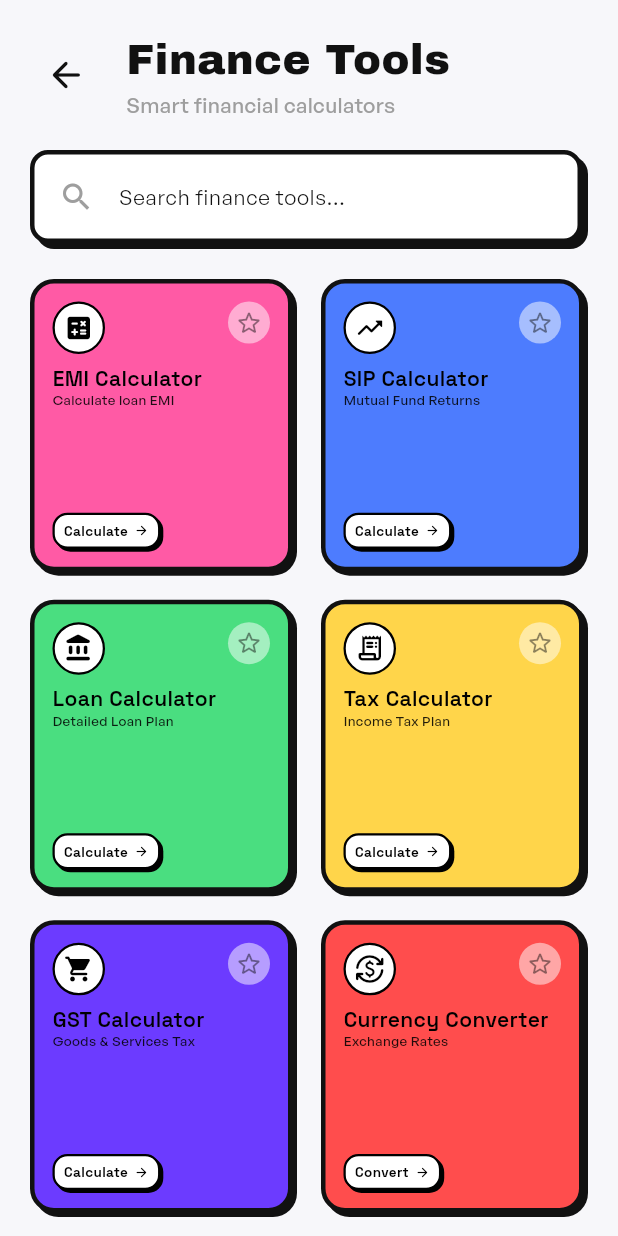
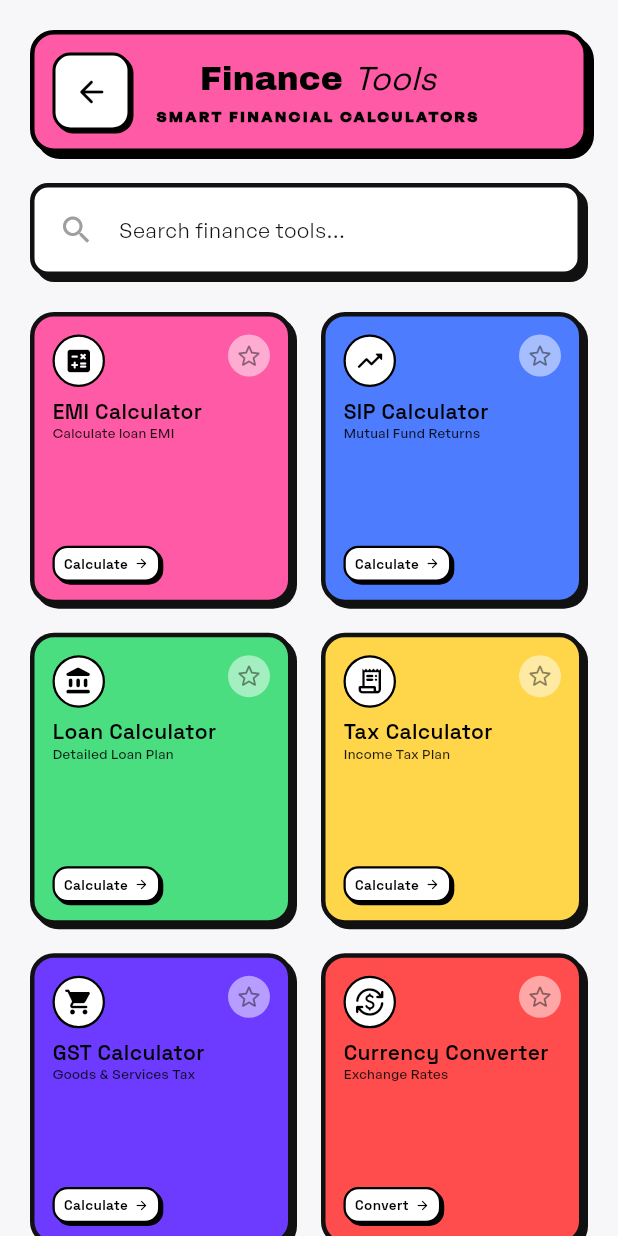
Before and after one commit to naiyo-24/Toolhub_Naiyo, a Flutter app: the FinanceToolsScreen screen opened by its route, on a phone screen of 412 x 824 dp. Run offline on Flutter 3.47's test engine with Material 3 defaults, Android fonts, the phone set to English and light mode, and no system bars; our stand-ins replace audioplayers, barcode_widget, cross_file, dio, file_picker, flutter_colorpicker and 17 more; missing offline and left inert: disk_space_2, flutter_ringtone_player, gal, mobile_scanner, record; accounts and stored records are empty.

Commit message:
Unify tools screen headers with styled container
Replace simple Row headers with a unified, styled Container for tools screens. Updated lib/features/tools/file_sharing/presentation/screens/file_sharing_screen.dart and lib/features/tools/finance/presentation/screens/finance_tools_screen.dart to use a padded, primaryPink container with rounded corners, bold black border and shadow. Added inner white rounded back-button container, centered RichText title (hero + logo styles) and an uppercase subtitle for visual parity between screens and improved spacing/alignment.

```diff
--- a/lib/features/tools/finance/presentation/screens/finance_tools_screen.dart
+++ b/lib/features/tools/finance/presentation/screens/finance_tools_screen.dart
@@ -173,25 +173,75 @@ class _FinanceToolsScreenState extends State<FinanceToolsScreen> {
   Widget _buildHeader(BuildContext context) {
     return Padding(
       padding: const EdgeInsets.all(20),
+      child: Container(
+        padding: const EdgeInsets.symmetric(horizontal: 12, vertical: 12),
+        decoration: BoxDecoration(
+          color: AppColors.primaryPink,
+          borderRadius: BorderRadius.circular(16),
+          border: Border.all(color: Colors.black, width: 3),
+          boxShadow: const [
+            BoxShadow(
+              color: Colors.black,
+              offset: Offset(4, 4),
+            ),
+          ],
+        ),
         child: Row(
           children: [
-          IconButton(
-            icon: const Icon(Icons.arrow_back_rounded, size: 28),
+            Container(
+              decoration: BoxDecoration(
+                color: Colors.white,
+                borderRadius: BorderRadius.circular(12),
+                border: Border.all(color: Colors.black, width: 2),
+                boxShadow: const [
+                  BoxShadow(
+                    color: Colors.black,
+                    offset: Offset(2, 2),
+                  ),
+                ],
+              ),
+              child: IconButton(
+                icon: const Icon(Icons.arrow_back_rounded, color: Colors.black),
                 onPressed: () => context.pop(),
-            padding: EdgeInsets.zero,
-            constraints: const BoxConstraints(),
               ),
-          const SizedBox(width: 16),
+            ),
+            const SizedBox(width: 8),
             Expanded(
               child: Column(
-              crossAxisAlignment: CrossAxisAlignment.start,
+                crossAxisAlignment: CrossAxisAlignment.center,
                 children: [
-                Text('Finance Tools', style: AppTextStyles.heroTitle.copyWith(fontSize: 28)),
-                const Text('Smart financial calculators', style: TextStyle(color: Colors.grey, fontSize: 14)),
+                  RichText(
+                    textAlign: TextAlign.center,
+                    text: TextSpan(
+                      children: [
+                        TextSpan(
+                          text: 'Finance ',
+                          style: AppTextStyles.heroTitle.copyWith(fontSize: 22, color: Colors.black),
+                        ),
+                        TextSpan(
+                          text: 'Tools',
+                          style: AppTextStyles.logoText.copyWith(fontSize: 22, color: Colors.black, fontStyle: FontStyle.italic, fontWeight: FontWeight.normal),
+                        ),
                       ],
                     ),
                   ),
+                  const SizedBox(height: 4),
+                  Text(
+                    'SMART FINANCIAL CALCULATORS',
+                    textAlign: TextAlign.center,
+                    style: AppTextStyles.bodyText.copyWith(
+                      color: Colors.black,
+                      fontSize: 10,
+                      fontWeight: FontWeight.w900,
+                      letterSpacing: 1.5,
+                    ),
+                  ),
                 ],
+              ),
+            ),
+            const SizedBox(width: 48), // To balance the back button and center the text
+          ],
+        ),
       ),
     );
   }
```
Also changed, not shown: lib/features/tools/file_sharing/presentation/screens/file_sharing_screen.dart (+41 -8 lines). Lines whose indentation alone changed are shown as unchanged.
